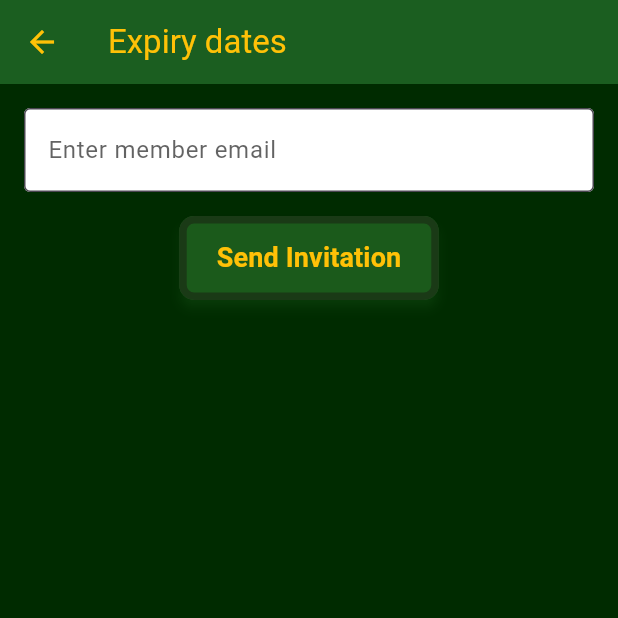
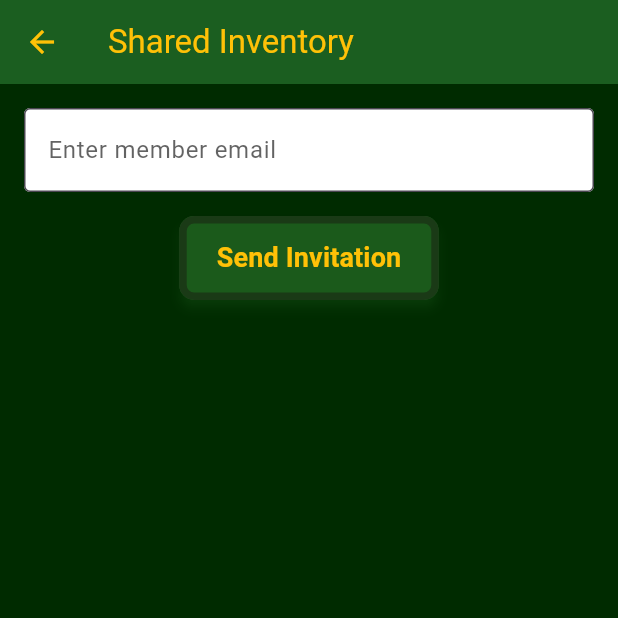
Before and after one commit to BananaMayo/PantryPal-project, a Flutter app: the SharedInventoryScreen screen opened by its route, on a phone screen of 412 x 824 dp, the top half of it. Run offline on Flutter 3.47's test engine with Material 3 defaults, Android fonts, the phone set to English and light mode, and no system bars.

Commit message:
small fix

```diff
--- a/lib/screens/shared_inventory.dart
+++ b/lib/screens/shared_inventory.dart
@@ -8,7 +8,7 @@ class SharedInventoryScreen extends StatelessWidget {
     return Scaffold(
       appBar: AppBar(
         title: Text(
-          'Expiry dates',
+          'Shared Inventory',
           style: TextStyle(color: Colors.amber),
         ),
         backgroundColor: Colors.green.shade900,
```
